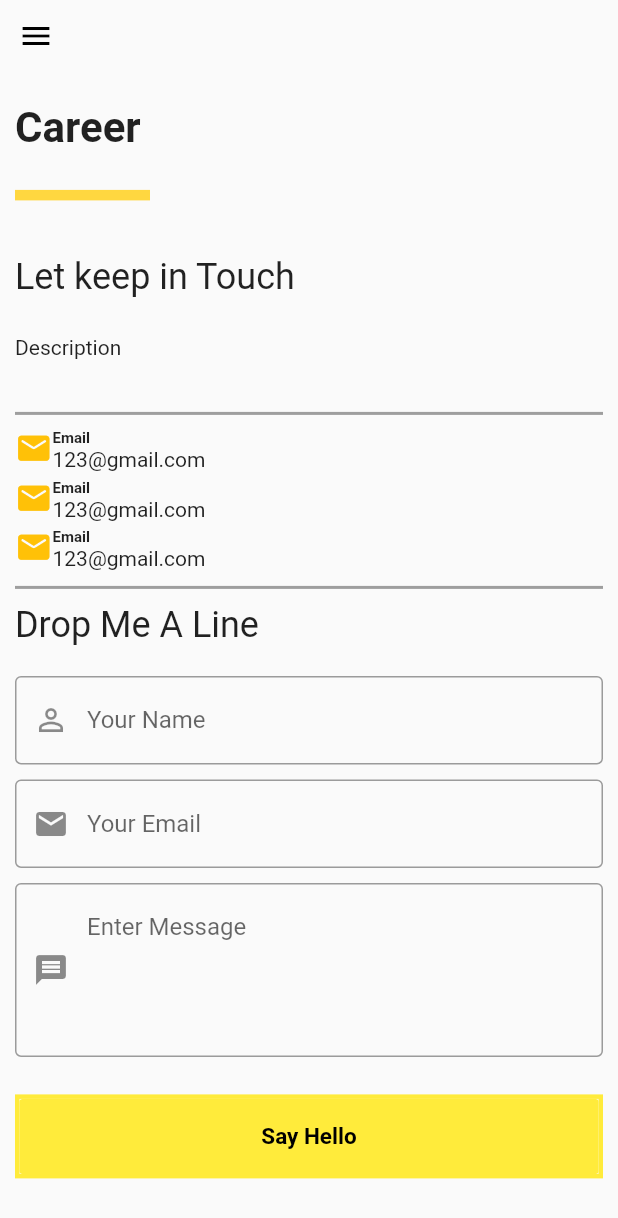
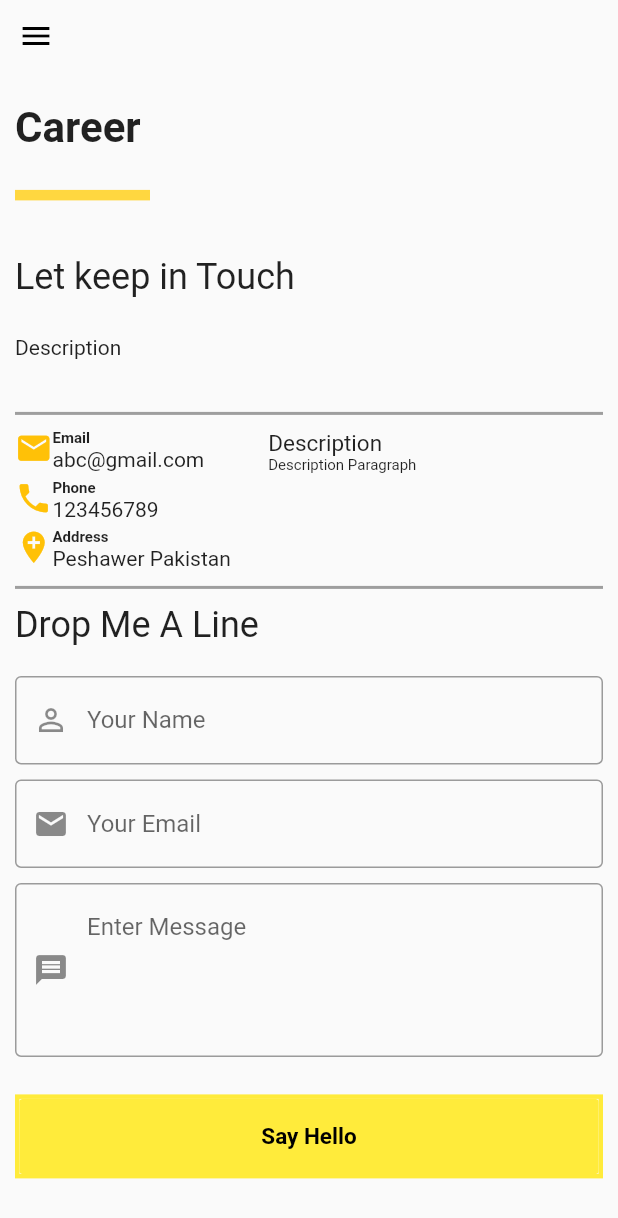
Before and after one commit to shahiddgk/persnonalBrandingApp, a Flutter app: the Career widget shown alone on an empty page, opened directly, on a phone screen of 412 x 824 dp. Shown: the top 1218 px of the screen. Run offline on Flutter 3.47's test engine with Material 2 defaults, Android fonts, the phone set to English and light mode, and no system bars; our stand-ins replace carousel_slider, smooth_page_indicator; network calls fail; Roboto replaces fonts that are missing (SFUIDisplay).

Commit message:
contact and career set up

```diff
--- a/lib/Pages/Career/careers.dart
+++ b/lib/Pages/Career/careers.dart
@@ -64,7 +64,7 @@ class _CareerState extends State<Career> {
 
                             Heading2WithDescription("Let keep in Touch","Description"),
 
-                            ContactsIconDescription(Icons.mail_rounded, "Email", "123@gmail.com"),
+                            ContactsIconDescription(Icons.email, "Email", "abc@gmail.com", Icons.phone, "Phone", "123456789", Icons.add_location, "Address", "Peshawer Pakistan","Description","Description Paragraph"),
 
                             Heading2("Drop Me A Line"),
 
--- a/lib/Pages/Contact/contacts.dart
+++ b/lib/Pages/Contact/contacts.dart
@@ -64,30 +64,7 @@ class _ContactsState extends State<Contacts> {
 
                             Heading2WithDescription("Let keep in Touch","Description Paragraph"),
 
-                            Container(
-                              margin: EdgeInsets.only(top: 20),
-                              width: MediaQuery.of(context).size.width,
-                              height: 2,
-                              color: Colors.grey,),
-
-                            Row(
-                              children: <Widget>[
-                                Column(children: <Widget>[
-                                  ContactsIconDescription(Icons.mail_rounded, "Email", "ullahk240@gmail.com",),
-                                  SizedBox(height: 5,),
-                                  ContactsIconDescription(Icons.mail_rounded, "Email", "ullahk240@gmail.com",),
-                                  SizedBox(height: 5,),
-                                  ContactsIconDescription(Icons.mail_rounded, "Email", "ullahk240@gmail.com",),
-                                ],),
-                                ContactsDescription("Description")
-                              ],
-                            ),
-
-                            Container(
-                              margin: EdgeInsets.only(top: 20,bottom: 20),
-                              width: MediaQuery.of(context).size.width,
-                              height: 2,
-                              color: Colors.grey,),
+                            ContactsIconDescription(Icons.email, "Email", "abc@gmail.com", Icons.phone, "Phone", "123456789", Icons.add_location, "Address", "Peshawer Pakistan","Description","Description Paragraph"),
 
                             Heading2("Drop Me A Line"),
 
--- a/lib/Pages/Professional_Coaching/professional_coaching.dart
+++ b/lib/Pages/Professional_Coaching/professional_coaching.dart
@@ -87,5 +87,4 @@ class _ProfessionalCoachingState extends State<ProfessionalCoaching> {
       ),
     );
   }
-
 }
--- a/lib/widgets/widget_contacts_icon_description.dart
+++ b/lib/widgets/widget_contacts_icon_description.dart
@@ -3,13 +3,28 @@ import 'package:flutter/material.dart';
 
 // ignore: must_be_immutable
 class ContactsIconDescription extends StatefulWidget {
-  IconData icon;
+  IconData icon1;
   // ignore: non_constant_identifier_names
-  String H2;
+  String icon1_H2;
   // ignore: non_constant_identifier_names
-  String H1;
+  String icon1_H1;
 
-  ContactsIconDescription(this.icon,this.H1,this.H2);
+  IconData icon2;
+  // ignore: non_constant_identifier_names
+  String icon2_H2;
+  // ignore: non_constant_identifier_names
+  String icon2_H1;
+
+  IconData icon3;
+  // ignore: non_constant_identifier_names
+  String icon3_H2;
+  // ignore: non_constant_identifier_names
+  String icon3_H1;
+
+  String Description_H1;
+  String Description;
+
+  ContactsIconDescription(this.icon1,this.icon1_H1,this.icon1_H2,this.icon2,this.icon2_H1,this.icon2_H2,this.icon3,this.icon3_H1,this.icon3_H2, this.Description_H1,this.Description);
 
 
   @override
@@ -22,31 +37,42 @@ class _ContactsIconDescriptionState extends State<ContactsIconDescription> {
     return Container(
       margin: EdgeInsets.only(top: 10),
       child: Column(
+            crossAxisAlignment: CrossAxisAlignment.start,
+            mainAxisAlignment: MainAxisAlignment.start,
             children: <Widget>[
               Container(
                 margin: EdgeInsets.only(top: 10,bottom: 10),
                 width: MediaQuery.of(context).size.width,
                 height: 2,
                 color: Colors.grey,),
+              Row(
+                mainAxisAlignment: MainAxisAlignment.start,
+                crossAxisAlignment: CrossAxisAlignment.start,
+                children: <Widget>[
+                  Container(
+                    margin: EdgeInsets.only(right: 10),
+                    child: Column(
+                      mainAxisAlignment: MainAxisAlignment.start,
+                      crossAxisAlignment: CrossAxisAlignment.start,
+                      children: <Widget>[
                       Container(
                         margin: EdgeInsets.only(bottom: 5),
                         child: Row(
                           crossAxisAlignment: CrossAxisAlignment.start,
                           mainAxisAlignment: MainAxisAlignment.start,
                           children: <Widget>[
-                Icon(widget.icon,size: 25,color: Colors.amber,),
+                            Icon(widget.icon1,size: 25,color: Colors.amber,),
                             Container(
                               margin: EdgeInsets.only(right: 15),
                               child: Column(
                                 mainAxisAlignment: MainAxisAlignment.start,
                                 crossAxisAlignment: CrossAxisAlignment.start,
                                 children: <Widget>[
-                      Text(widget.H1,style: TextStyle(fontSize: 10,fontWeight: FontWeight.bold),),
-                      Text(widget.H2,),
+                                  Text(widget.icon1_H1,style: TextStyle(fontSize: 10,fontWeight: FontWeight.bold),),
+                                  Text(widget.icon1_H2,),
                                 ],
                               ),
                             ),
-                SizedBox(width: MediaQuery.of(context).size.width*0.2,),
                           ],
                         ),
                       ),
@@ -56,15 +82,15 @@ class _ContactsIconDescriptionState extends State<ContactsIconDescription> {
                           crossAxisAlignment: CrossAxisAlignment.start,
                           mainAxisAlignment: MainAxisAlignment.start,
                           children: <Widget>[
-                Icon(widget.icon,size: 25,color: Colors.amber,),
+                            Icon(widget.icon2,size: 25,color: Colors.amber,),
                             Container(
                               margin: EdgeInsets.only(right: 15),
                               child: Column(
                                 mainAxisAlignment: MainAxisAlignment.start,
                                 crossAxisAlignment: CrossAxisAlignment.start,
                                 children: <Widget>[
-                      Text(widget.H1,style: TextStyle(fontSize: 10,fontWeight: FontWeight.bold),),
-                      Text(widget.H2,),
+                                  Text(widget.icon2_H1,style: TextStyle(fontSize: 10,fontWeight: FontWeight.bold),),
+                                  Text(widget.icon2_H2,),
                                 ],
                               ),
                             ),
@@ -76,19 +102,31 @@ class _ContactsIconDescriptionState extends State<ContactsIconDescription> {
                         crossAxisAlignment: CrossAxisAlignment.start,
                         mainAxisAlignment: MainAxisAlignment.start,
                         children: <Widget>[
-              Icon(widget.icon,size: 25,color: Colors.amber,),
+                          Icon(widget.icon3,size: 25,color: Colors.amber,),
                           Container(
                             margin: EdgeInsets.only(right: 15),
                             child: Column(
                               mainAxisAlignment: MainAxisAlignment.start,
                               crossAxisAlignment: CrossAxisAlignment.start,
                               children: <Widget>[
-                    Text(widget.H1,style: TextStyle(fontSize: 10,fontWeight: FontWeight.bold),),
-                    Text(widget.H2,),
+                                Text(widget.icon3_H1,style: TextStyle(fontSize: 10,fontWeight: FontWeight.bold),),
+                                Text(widget.icon3_H2,),
                               ],
                             ),
                           ),
 
+                        ],
+                      ),
+                    ],),
+                  ),
+                  Column(
+                    mainAxisAlignment: MainAxisAlignment.start,
+                    crossAxisAlignment: CrossAxisAlignment.start,
+                    children: <Widget>[
+                      Text(widget.Description_H1,style: TextStyle(fontSize: 15,fontWeight: FontWeight.normal)),
+                      Text(widget.Description,style: TextStyle(fontSize: 10,fontWeight: FontWeight.normal))
+                    ],
+                  )
                 ],
               ),
               Container(
```
Lines whose indentation alone changed are shown as unchanged.
